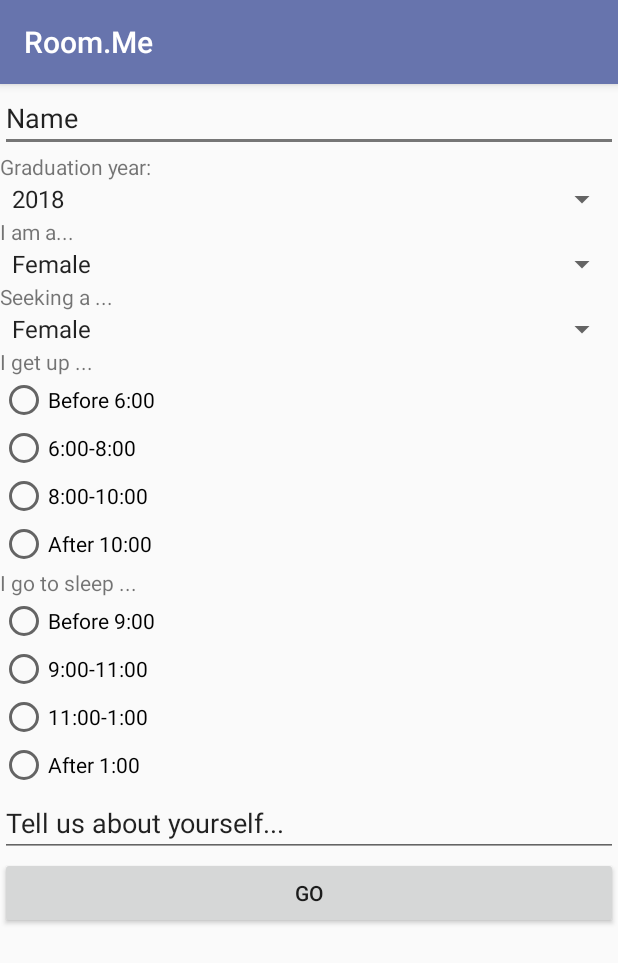
After one commit to ashes303/sheInnovates2018, an Android app: the QuestionaireActivity screen opened directly, with no data from a screen before it, on a phone screen of 412 x 824 dp. The commit adds this screen. Shown: the top 963 px of the screen. Run offline under Robolectric (Android 15) with nearby library versions, the phone set to English and light mode, and no system bars.

Commit message:
Demo version

```diff
--- a/app/src/main/java/jan/pitt/si/LoginActivity.java
+++ b/app/src/main/java/jan/pitt/si/LoginActivity.java
@@ -94,7 +94,7 @@ public class LoginActivity extends AppCompatActivity implements LoaderCallbacks<
         });
 
         mLoginFormView = findViewById(R.id.login_form);
-        mProgressView = findViewById(R.id.login_progress);
+//        mProgressView = findViewById(R.id.login_progress);
     }
 
     private void populateAutoComplete() {
--- /dev/null
+++ b/app/src/main/java/jan/pitt/si/QuestionaireActivity.java
@@ -0,0 +1,24 @@
+package jan.pitt.si;
+
+import android.content.Intent;
+import android.support.v7.app.AppCompatActivity;
+import android.os.Bundle;
+import android.view.View;
+import android.widget.Button;
+
+public class QuestionaireActivity extends AppCompatActivity {
+
+    @Override
+    protected void onCreate(Bundle savedInstanceState) {
+        super.onCreate(savedInstanceState);
+        setContentView(R.layout.activity_questionaire);
+
+        Button goButton = findViewById(R.id.go_button);
+        goButton.setOnClickListener(new View.OnClickListener() {
+            @Override
+            public void onClick(View v) {
+                startActivity(new Intent(getApplicationContext(), ProfileViewerActivity.class));
+            }
+        });
+    }
+}
--- a/app/src/main/java/jan/pitt/si/User.java
+++ b/app/src/main/java/jan/pitt/si/User.java
@@ -21,6 +21,7 @@ public class User implements Serializable {
     protected int bedtime; //range from 0-23  (modular arithmetic)
     protected boolean onCampus;
     protected String imageAddress;
+    protected String bio;
 
 
     /* other fields for later can include personality traits, attributes like studious/athletic/
@@ -30,6 +31,7 @@ public class User implements Serializable {
     {
         email = e;
         password = pass;
+        interests = new ArrayList<>();
     }
     public void setName(String s) {
         name = s;
@@ -74,6 +76,9 @@ public class User implements Serializable {
     {
         gradyear = year;
     }
+    public void setBio (String s) {
+        bio = s;
+    }
 }
  enum Gender implements Serializable
 {
--- /dev/null
+++ b/app/src/main/res/layout/activity_questionaire.xml
@@ -0,0 +1,161 @@
+<?xml version="1.0" encoding="utf-8"?>
+<android.support.constraint.ConstraintLayout xmlns:android="http://schemas.android.com/apk/res/android"
+    xmlns:app="http://schemas.android.com/apk/res-auto"
+    xmlns:tools="http://schemas.android.com/tools"
+    android:layout_width="match_parent"
+    android:layout_height="match_parent"
+    tools:context="jan.pitt.si.QuestionaireActivity">
+
+    <ScrollView
+        android:layout_width="match_parent"
+        android:layout_height="match_parent">
+
+        <LinearLayout
+            android:layout_width="match_parent"
+            android:layout_height="wrap_content"
+            android:orientation="vertical" >
+
+            <EditText
+                android:id="@+id/editText"
+                android:layout_width="match_parent"
+                android:layout_height="wrap_content"
+                android:ems="10"
+                android:inputType="textPersonName"
+                android:text="@string/name" />
+
+            <TextView
+                android:id="@+id/textView5"
+                android:layout_width="match_parent"
+                android:layout_height="wrap_content"
+                android:text="@string/grad_year" />
+
+            <Spinner
+                android:id="@+id/spinner"
+                android:layout_width="match_parent"
+                android:layout_height="wrap_content"
+                android:entries="@array/years" />
+
+            <TextView
+                android:id="@+id/textView3"
+                android:layout_width="match_parent"
+                android:layout_height="wrap_content"
+                android:text="@string/i_am_a" />
+
+            <Spinner
+                android:id="@+id/spinner2"
+                android:layout_width="match_parent"
+                android:layout_height="wrap_content"
+                android:entries="@array/gender" />
+
+            <TextView
+                android:id="@+id/textView4"
+                android:layout_width="match_parent"
+                android:layout_height="wrap_content"
+                android:text="@string/seeking_a" />
+
+            <Spinner
+                android:id="@+id/spinner3"
+                android:layout_width="match_parent"
+                android:layout_height="wrap_content"
+                android:entries="@array/seeking" />
+
+            <TextView
+                android:id="@+id/textView6"
+                android:layout_width="match_parent"
+                android:layout_height="wrap_content"
+                android:text="@string/when_wake" />
+
+            <RadioGroup
+                android:layout_width="match_parent"
+                android:layout_height="match_parent" >
+
+                <RadioButton
+                    android:id="@+id/radioButton"
+                    android:layout_width="wrap_content"
+                    android:layout_height="wrap_content"
+                    android:layout_weight="1"
+                    android:text="@string/before_6" />
+
+                <RadioButton
+                    android:id="@+id/radioButton2"
+                    android:layout_width="wrap_content"
+                    android:layout_height="wrap_content"
+                    android:layout_weight="1"
+                    android:text="@string/six_eight" />
+
+                <RadioButton
+                    android:id="@+id/radioButton3"
+                    android:layout_width="wrap_content"
+                    android:layout_height="wrap_content"
+                    android:layout_weight="1"
+                    android:text="@string/eight_ten" />
+
+                <RadioButton
+                    android:id="@+id/radioButton4"
+                    android:layout_width="wrap_content"
+                    android:layout_height="wrap_content"
+                    android:layout_weight="1"
+                    android:text="@string/after_ten" />
+            </RadioGroup>
+
+            <TextView
+                android:id="@+id/textView7"
+                android:layout_width="match_parent"
+                android:layout_height="wrap_content"
+                android:text="@string/when_sleep" />
+
+            <RadioGroup
+                android:layout_width="match_parent"
+                android:layout_height="match_parent" >
+
+                <RadioButton
+                    android:id="@+id/radioButton6"
+                    style="@style/Widget.AppCompat.CompoundButton.RadioButton"
+                    android:layout_width="wrap_content"
+                    android:layout_height="wrap_content"
+                    android:layout_weight="1"
+                    android:text="@string/before_nine" />
+
+                <RadioButton
+                    android:id="@+id/radioButton5"
+                    android:layout_width="wrap_content"
+                    android:layout_height="wrap_content"
+                    android:layout_weight="1"
+                    android:text="@string/nine_eleven" />
+
+                <RadioButton
+                    android:id="@+id/radioButton8"
+                    android:layout_width="wrap_content"
+                    android:layout_height="wrap_content"
+                    android:layout_weight="1"
+                    android:text="@string/eleven_one" />
+
+                <RadioButton
+                    android:id="@+id/radioButton7"
+                    android:layout_width="wrap_content"
+                    android:layout_height="wrap_content"
+                    android:layout_weight="1"
+                    android:text="@string/after_one" />
+
+            </RadioGroup>
+
+            <EditText
+                android:id="@+id/editText4"
+                android:layout_width="match_parent"
+                android:layout_height="wrap_content"
+                android:layout_weight="1"
+                android:ems="10"
+                android:inputType="textMultiLine"
+                android:text="@string/tell_us" />
+
+            <Button
+                android:id="@+id/go_button"
+                android:layout_width="match_parent"
+                android:layout_height="wrap_content"
+                android:text="@string/go" />
+
+        </LinearLayout>
+
+    </ScrollView>
+
+</android.support.constraint.ConstraintLayout>
--- /dev/null
+++ b/app/src/main/res/values-w820dp/dimens.xml
@@ -0,0 +1,6 @@
+<resources>
+    <!-- Example customization of dimensions originally defined in res/values/dimens.xml
+         (such as screen margins) for screens with more than 820dp of available width. This
+         would include 7" and 10" devices in landscape (~960dp and ~1280dp respectively). -->
+    <dimen name="activity_horizontal_margin">64dp</dimen>
+</resources>
--- a/app/src/main/res/values/colors.xml
+++ b/app/src/main/res/values/colors.xml
@@ -1,6 +1,6 @@
 <?xml version="1.0" encoding="utf-8"?>
 <resources>
-    <color name="colorPrimary">#95114a</color>
+    <color name="colorPrimary">#6774ad</color>
     <color name="colorPrimaryDark">#303F9F</color>
-    <color name="colorAccent">#FF4081</color>
+    <color name="colorAccent">#767676</color>
 </resources>
--- a/app/src/main/res/values/dimens.xml
+++ b/app/src/main/res/values/dimens.xml
@@ -6,4 +6,5 @@
     <dimen name="app_bar_height">200dp</dimen>
     <dimen name="item_width">200dp</dimen>
     <dimen name="text_margin">16dp</dimen>
+    <dimen name="appbar_padding_top">8dp</dimen>
 </resources>
--- a/app/src/main/res/values/strings.xml
+++ b/app/src/main/res/values/strings.xml
@@ -1,5 +1,5 @@
 <resources>
-    <string name="app_name">SI</string>
+    <string name="app_name">Room.Me</string>
     <string name="sign_up">Sign Up</string>
     <string name="login">Login</string>
     <string name="title_activity_login">Sign in</string>
@@ -92,4 +92,49 @@
 
     <string name="pref_title_vibrate">Vibrate</string>
     <string name="enter">Enter</string>
+
+    <string name="title_home">Home</string>
+    <string name="title_dashboard">Dashboard</string>
+
+    <string name="title_notifications">Notifications</string>
+    <string name="welcome_to">Welcome to</string>
+    <string name="roomme">Room.Me</string>
+    <string name="title_activity_tabbed">TabbedActivity</string>
+    <string name="action_settings">Settings</string>
+    <string name="section_format">Hello World from section: %1$d</string>
+    <string name="title_activity_questionaire">QuestionaireActivity</string>
+    <string name="go">Go</string>
+    <string name="i_am_a">I am a...</string>
+    <string name="seeking_a">Seeking a ...</string>
+    <string name="grad_year">Graduation year:</string>
+    <string name="before_6">Before 6:00</string>
+    <string name="six_eight">6:00-8:00</string>
+    <string name="eight_ten">8:00-10:00</string>
+    <string name="after_ten">After 10:00</string>
+    <string name="when_wake">I get up ...</string>
+    <string name="name">Name</string>
+    <string name="when_sleep">I go to sleep ...</string>
+    <string name="before_nine">Before 9:00</string>
+    <string name="nine_eleven">9:00-11:00</string>
+    <string name="eleven_one">11:00-1:00</string>
+    <string name="after_one">After 1:00</string>
+    <string name="tell_us">Tell us about yourself...</string>
+    <string-array name="years">
+        <item>2018</item>
+        <item>2019</item>
+        <item>2020</item>
+        <item>2021</item>
+    </string-array>
+    <string-array name="gender">
+        <item>Female</item>
+        <item>Male</item>
+        <item>Other</item>
+    </string-array>
+    <string-array name="seeking">
+        <item>Female</item>
+        <item>Male</item>
+        <item>Any</item>
+    </string-array>
+
+
 </resources>
--- a/app/src/main/res/values/styles.xml
+++ b/app/src/main/res/values/styles.xml
@@ -17,4 +17,8 @@
 
     <style name="AppTheme.PopupOverlay" parent="ThemeOverlay.AppCompat.Light" />
 
+    <style name="before_nine">Before 9:00</style>
+
+    <style name="Roomme_custom" parent="AppTheme" />
+
 </resources>
```
Also changed, not shown: app/src/main/AndroidManifest.xml (+9 -2 lines), app/src/main/java/jan/pitt/si/Attributes.java (+12 -0 lines), app/src/main/java/jan/pitt/si/Login.java (+8 -0 lines), app/src/main/java/jan/pitt/si/MainActivity.java (+1 -32 lines), app/src/main/java/jan/pitt/si/ProfileViewerActivity.java (+14 -4 lines), app/src/main/java/jan/pitt/si/viewMatches.java (deleted, +0 -44 lines), app/src/main/res/layout/loginactivity.xml (+17 -31 lines), app/src/main/res/menu/menu_questionaire.xml (added, +10 -0 lines), app/src/main/res/menu/menu_tabbed.xml (added, +10 -0 lines), 3 other files.
